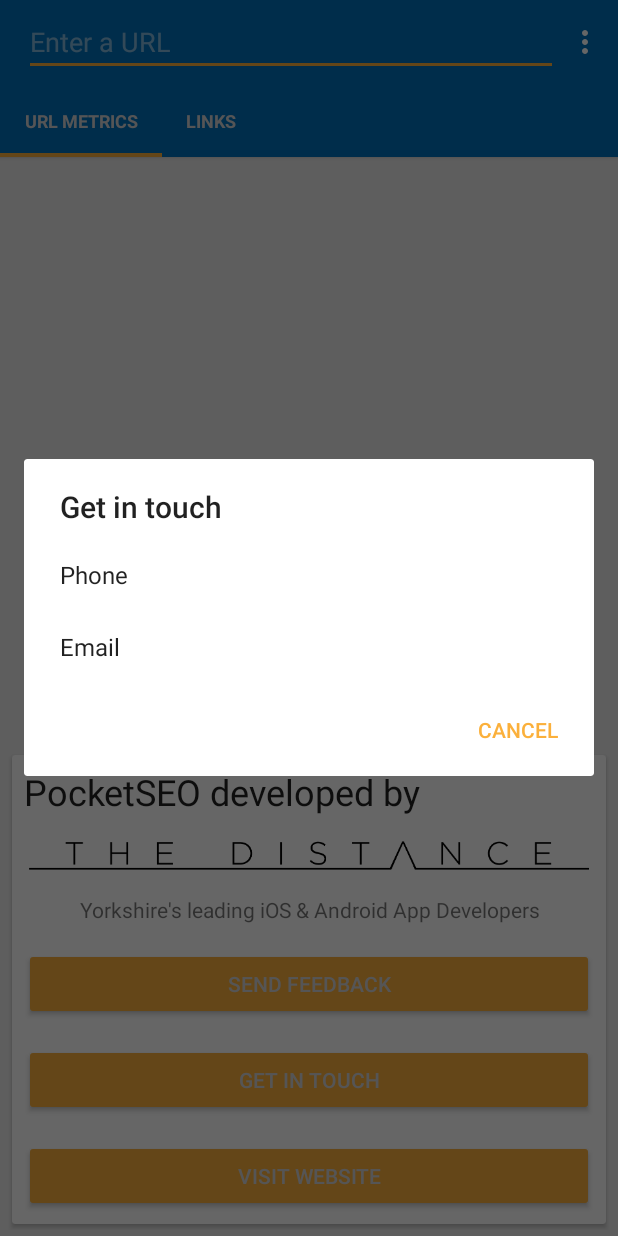
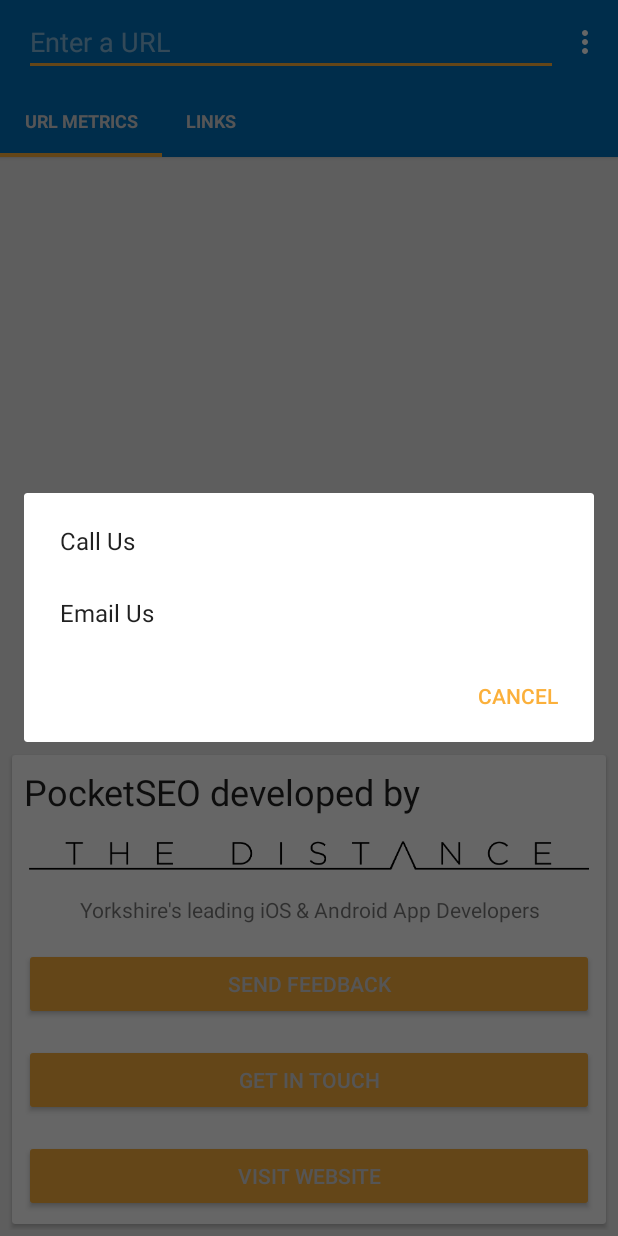
Before and after one commit to thedistance/pocketseo-android, an Android app: the screen it shows after launch (MainActivity), after a tap on "GET IN TOUCH", on a phone screen of 412 x 824 dp. Run offline under Robolectric (Android 15) with nearby library versions, the phone set to English and light mode, and no system bars; our stand-ins replace Dagger/Hilt's generated code, data binding; libraries missing offline, so code that uses them is left out: com.crashlytics.android, com.google.android.gms, io.fabric.sdk, retrofit2.adapter.rxjava, uk.co.thedistance; 6 statements that could not run were skipped.

Commit message:
Reword "contact us" popup

```diff
--- a/app/src/main/java/io/pocketseo/UrlMetricsFragment.java
+++ b/app/src/main/java/io/pocketseo/UrlMetricsFragment.java
@@ -143,9 +143,8 @@
             return;
         }
 
-        final String[] options = new String[]{"Phone","Email"};
+        final String[] options = new String[]{"Call Us", "Email Us"};
         new AlertDialog.Builder(getActivity())
-                .setTitle("Get in touch")
                 .setItems(options, new DialogInterface.OnClickListener() {
                     @Override
                     public void onClick(DialogInterface dialog, int which) {
```
